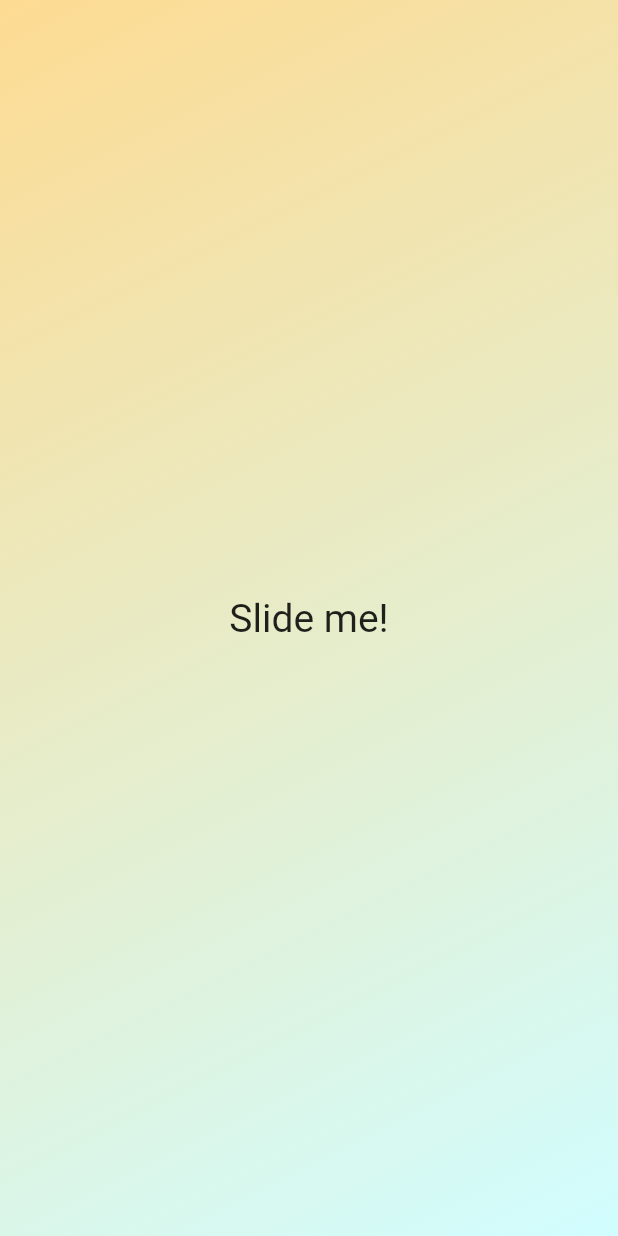
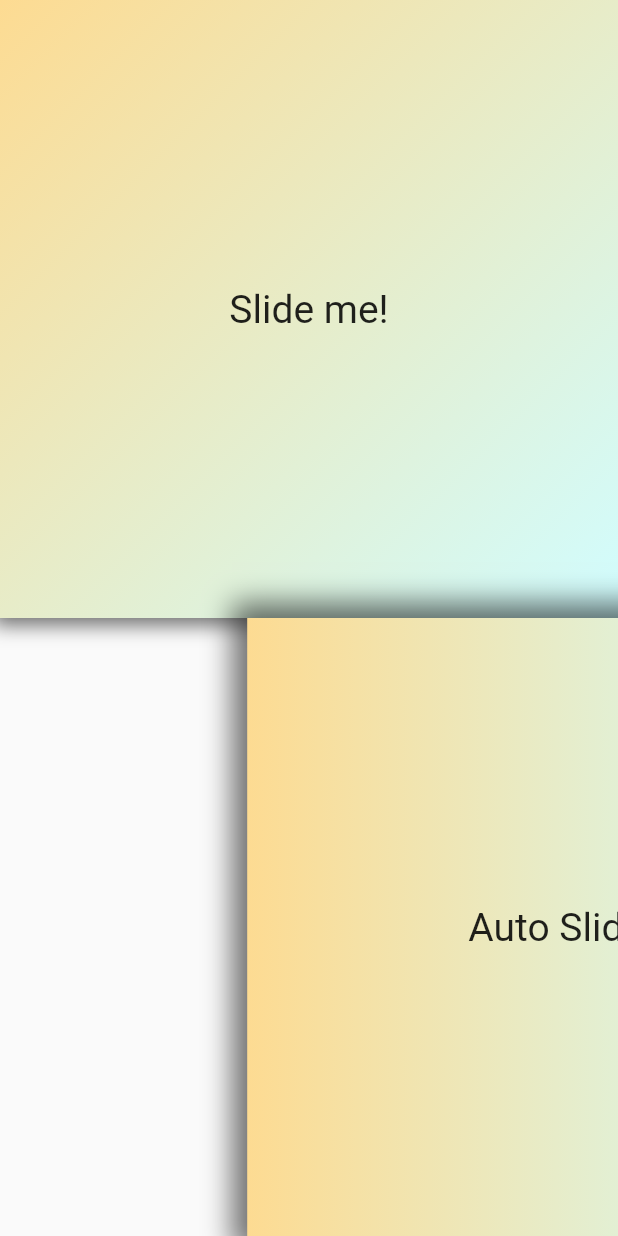
Before and after one commit to quentinleguennec/flutter-slide-container, a Flutter app: the screen it shows after launch, on a phone screen of 412 x 824 dp. Run offline on Flutter 3.47's test engine with Material 2 defaults, Android fonts, the phone set to English and light mode, and no system bars; statements that could not run were skipped.

Commit message:
Added SlideContainerController and updated example app.

```diff
--- a/example/lib/main.dart
+++ b/example/lib/main.dart
@@ -1,6 +1,7 @@
 import 'package:flutter/material.dart';
 import 'package:flutter/services.dart';
 import 'package:slide_container/slide_container.dart';
+import 'package:slide_container/slide_container_controller.dart';
 
 void main() => runApp(App());
 
@@ -19,19 +20,48 @@ class _Body extends StatefulWidget {
 }
 
 class _State extends State<_Body> {
+  final SlideContainerController controller = SlideContainerController();
+
   double position = 0.0;
 
-  double get maxSlideDistance => MediaQuery.of(context).size.height * 0.4;
+  double get maxSlideDistance => MediaQuery.of(context).size.height * 0.2;
+
+  @override
+  void initState() {
+    /// This will not do anything because [build()] as not been called yet and thus the controller is not attached to any [SlideContainer]
+    controller.forceSlide(SlideContainerDirection.rightToLeft);
+
+    playForceSlideLoop();
+    super.initState();
+  }
+
+  void playForceSlideLoop() {
+    Future.delayed(Duration(seconds: 3), () {
+      controller.forceSlide(SlideContainerDirection.leftToRight);
+      Future.delayed(Duration(seconds: 3), () {
+        controller.forceSlide(SlideContainerDirection.leftToRight);
+        Future.delayed(Duration(seconds: 3), () {
+          controller.forceSlide(SlideContainerDirection.rightToLeft);
+          Future.delayed(Duration(seconds: 3), () {
+            controller.forceSlide(SlideContainerDirection.rightToLeft);
+            playForceSlideLoop();
+          });
+        });
+      });
+    });
+  }
 
   void onSlide(double position) {
     setState(() => this.position = position);
   }
 
   @override
-  Widget build(BuildContext context) => new Stack(
+  Widget build(BuildContext context) => Container(
+        constraints: BoxConstraints.expand(),
+        child: Stack(
           children: <Widget>[
             Positioned(
-            top: MediaQuery.of(context).size.height * 0.20,
+              top: MediaQuery.of(context).size.height * 0.07,
               width: MediaQuery.of(context).size.width,
               child: Text(
                 "❤️",
@@ -40,7 +70,7 @@ class _State extends State<_Body> {
               ),
             ),
             Positioned(
-            bottom: MediaQuery.of(context).size.height * 0.20,
+              top: MediaQuery.of(context).size.height * 0.36,
               width: MediaQuery.of(context).size.width,
               child: Text(
                 "✌️",
@@ -56,13 +86,14 @@ class _State extends State<_Body> {
                   "Container cannot be slid further in that direction, this GestureDetector can take control and handle the gesture."),
               child: SlideContainer(
                 slideDirection: SlideContainerDirection.vertical,
+                autoSlideDuration: Duration(milliseconds: 300),
                 onSlide: onSlide,
                 maxSlideDistance: maxSlideDistance,
                 onSlideValidated: () => HapticFeedback.mediumImpact(),
                 onSlideUnvalidated: () => HapticFeedback.mediumImpact(),
                 child: Container(
                   width: MediaQuery.of(context).size.width,
-                height: MediaQuery.of(context).size.height,
+                  height: MediaQuery.of(context).size.height * 0.5,
                   alignment: Alignment.center,
                   decoration: BoxDecoration(
                     gradient: LinearGradient(
@@ -78,8 +109,8 @@ class _State extends State<_Body> {
                     boxShadow: [
                       BoxShadow(
                         color: Color(0x90000000),
-                      blurRadius: 15.0,
-                      spreadRadius: 10.0,
+                        blurRadius: 10.0,
+                        spreadRadius: 5.0,
                       ),
                     ],
                   ),
@@ -92,6 +123,44 @@ class _State extends State<_Body> {
                 ),
               ),
             ),
+            Positioned(
+              bottom: 0.0,
+              child: SlideContainer(
+                controller: controller,
+                slideDirection: SlideContainerDirection.horizontal,
+                autoSlideDuration: Duration(milliseconds: 600),
+                maxSlideDistance: maxSlideDistance,
+                child: Container(
+                  width: MediaQuery.of(context).size.width,
+                  height: MediaQuery.of(context).size.height * 0.5,
+                  alignment: Alignment.center,
+                  decoration: BoxDecoration(
+                    gradient: LinearGradient(
+                      begin: Alignment.centerLeft,
+                      end: Alignment.centerRight,
+                      colors: [
+                        Color(0xfffddb92),
+                        Color(0xffd1fdff),
                       ],
+                    ),
+                    boxShadow: [
+                      BoxShadow(
+                        color: Color(0x90000000),
+                        blurRadius: 15.0,
+                        spreadRadius: 10.0,
+                      ),
+                    ],
+                  ),
+                  child: Center(
+                    child: Text(
+                      "Auto Slide",
+                      style: TextStyle(fontSize: 26.0),
+                    ),
+                  ),
+                ),
+              ),
+            ),
+          ],
+        ),
       );
 }
--- a/example/pubspec.yaml
+++ b/example/pubspec.yaml
@@ -1,6 +1,6 @@
 name: slide_container_example
 description: Demo of the Slide Container.
-version: 1.0.3
+version: 1.0.4
 author: Quentin Le Guennec <quentin@tengio.com>
 
 environment:
--- /dev/null
+++ b/lib/slide_container_controller.dart
@@ -0,0 +1,18 @@
+import 'package:flutter/widgets.dart';
+import 'package:slide_container/slide_container.dart';
+
+/// A controller for the [SlideContainer].
+///
+/// Allows you to force a slide in a given direction.
+///
+/// Will only work after the controller has been attached to a SlideController from a build function.
+class SlideContainerController extends ChangeNotifier {
+  SlideContainerDirection _forcedSlideDirection;
+
+  SlideContainerDirection get forcedSlideDirection => _forcedSlideDirection;
+
+  void forceSlide(SlideContainerDirection slideDirection) {
+    _forcedSlideDirection = slideDirection;
+    notifyListeners();
+  }
+}
--- a/pubspec.yaml
+++ b/pubspec.yaml
@@ -1,6 +1,6 @@
 name: slide_container
 description: A container that can be slid vertically and horizontally with a smooth dampened motion. Offers a handful of callbacks for customization.
-version: 1.0.5
+version: 1.0.7
 author: Quentin Le Guennec <quentin@tengio.com>
 homepage: https://github.com/quentinleguennec/flutter-slide-container
 
```
Also changed, not shown: lib/extended_drag_gesture_recognizer.dart (+13 -15 lines), lib/slide_container.dart (+94 -11 lines), example/pubspec.lock, 1 other file. Lines whose indentation alone changed are shown as unchanged.
